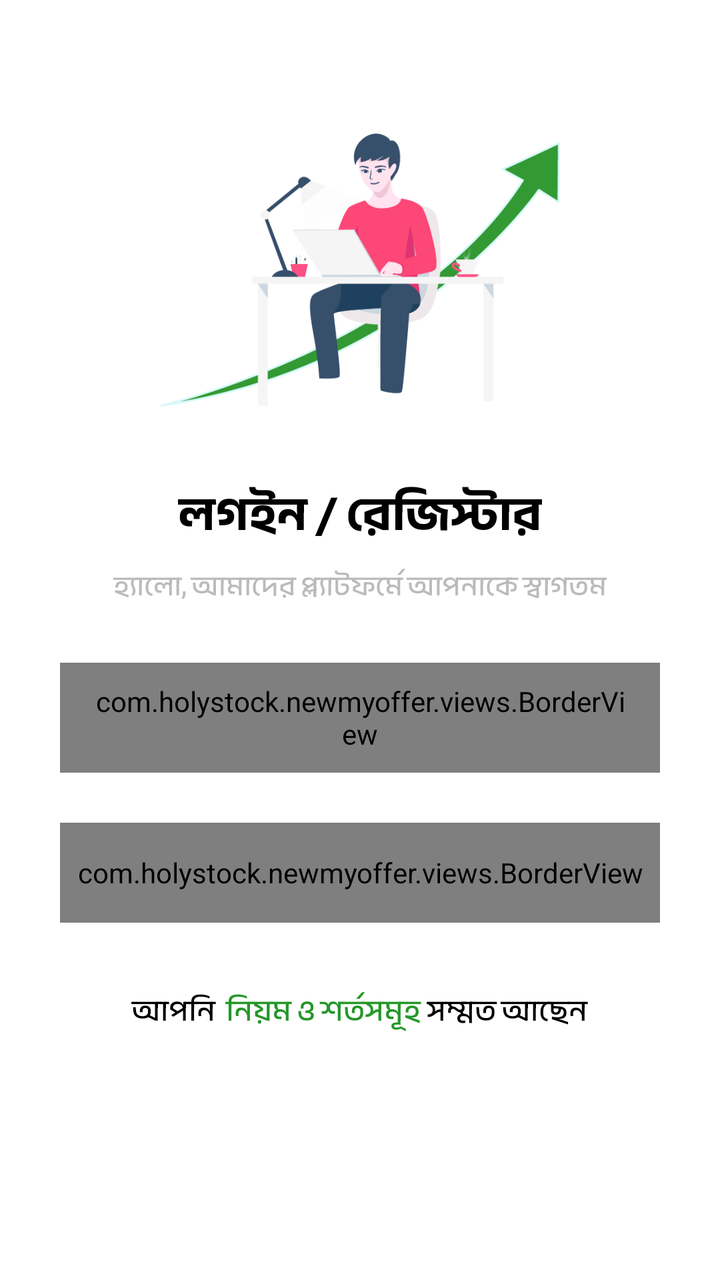
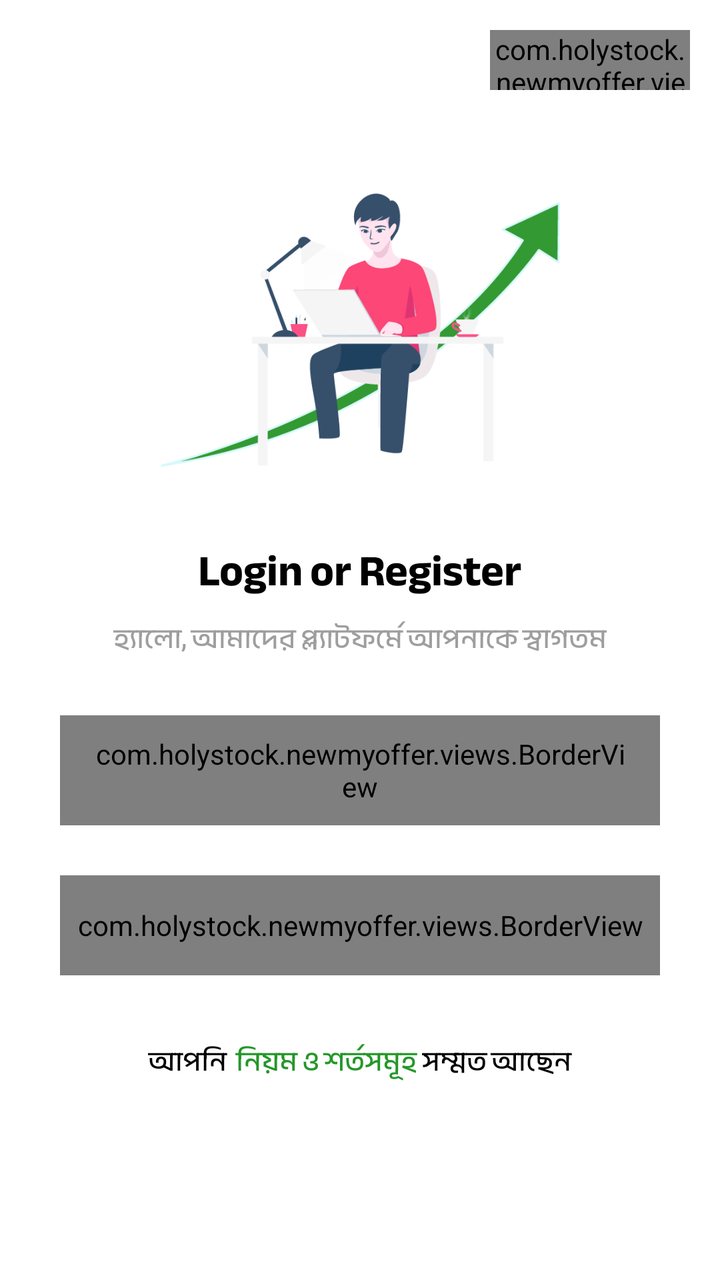

Screens rendered from an Android XML layout before and after an edit, with the pre-edit source and the edit as a unified diff.
<!-- AndroidManifest.xml: application theme Theme.NewMyOffer -->
<!-- res/layout/activity_login.xml -->
<?xml version="1.0" encoding="utf-8"?>
<RelativeLayout xmlns:android="http://schemas.android.com/apk/res/android"
    xmlns:app="http://schemas.android.com/apk/res-auto"
    xmlns:tools="http://schemas.android.com/tools"
    android:id="@+id/main"
    android:layout_width="match_parent"
    android:layout_height="match_parent"
    android:background="@color/primary"
    tools:context=".activity.login_or_signup.LoginActivity">


    <RelativeLayout
        android:layout_width="match_parent"
        android:layout_height="match_parent"
        android:background="@color/white"
        android:padding="@dimen/_15dp">

        <ImageView
            android:id="@+id/bg_img"
            android:layout_width="@dimen/_200dp"
            android:layout_height="200dp"
            android:layout_centerHorizontal="true"
            android:layout_marginHorizontal="@dimen/_20dp"
            android:layout_marginTop="@dimen/_20dp"
            android:src="@drawable/login_bg" />

        <TextView
            android:id="@+id/tvTitle"
            android:layout_width="wrap_content"
            android:layout_height="wrap_content"
            android:layout_below="@id/bg_img"
            android:layout_centerHorizontal="true"
            android:fontFamily="@font/bangla_bold"
            android:text="লগইন / রেজিস্টার"
            android:textColor="@color/black"
            android:textSize="@dimen/_24sp" />

        <TextView
            android:id="@+id/tvSubTitle"
            android:layout_width="wrap_content"
            android:layout_height="wrap_content"
            android:layout_below="@id/tvTitle"
            android:layout_centerHorizontal="true"
            android:fontFamily="@font/bangla_medium"
            android:text="হ্যালো, আমাদের প্ল্যাটফর্মে আপনাকে স্বাগতম"
            android:textColor="#bbb"
            android:textSize="@dimen/_14sp" />


        <com.holystock.newmyoffer.views.BorderView
            android:id="@+id/ed_view"
            android:layout_width="match_parent"
            android:layout_height="@dimen/_55dp"
            android:layout_below="@id/tvSubTitle"
            android:layout_marginHorizontal="@dimen/_15dp"
            android:layout_marginTop="@dimen/_25dp"
            android:paddingHorizontal="@dimen/_15dp"
            app:bgColor="@android:color/white"
            app:borderColor="@color/greyLight"
            app:borderWidth="@dimen/_1.5dp"
            app:cornerRadius="@dimen/_10dp">


            <TextView
                android:id="@+id/tv_bd"
                android:layout_width="wrap_content"
                android:layout_height="wrap_content"
                android:layout_centerVertical="true"
                android:background="@android:color/transparent"
                android:fontFamily="@font/bangla_medium"
                android:letterSpacing="0.05"
                android:textColor="@color/black"
                android:text="🇧🇩  +88"
                android:textSize="@dimen/_15sp" />

            <EditText
                android:textColor="@color/black"
                android:layout_width="match_parent"
                android:layout_height="match_parent"
                android:layout_centerVertical="true"
                android:layout_toEndOf="@+id/tv_bd"
                android:background="@android:color/transparent"
                android:fontFamily="@font/bangla_medium"
                android:hint="017xxxxxxxx"
                android:inputType="number"
                android:textColorHint="@color/grey"
                android:letterSpacing="0.05"
                android:maxLength="15"
                android:maxLines="1"
                android:textSize="@dimen/_15sp" />

        </com.holystock.newmyoffer.views.BorderView>

        <com.holystock.newmyoffer.views.BorderView
            android:id="@+id/nextBtn"
            android:layout_width="match_parent"
            android:layout_height="@dimen/_50dp"
            android:layout_below="@id/ed_view"
            android:layout_marginHorizontal="@dimen/_15dp"
            android:layout_marginTop="@dimen/_25dp"
            app:bgColor="@color/unselected"
            app:borderColor="@color/greyLight"
            app:borderWidth="@dimen/_0dp"
            app:cornerRadius="@dimen/_100dp">

            <TextView
                android:layout_width="match_parent"
                android:layout_height="wrap_content"
                android:layout_centerInParent="true"
                android:background="@android:color/transparent"
                android:fontFamily="@font/bangla_medium"
                android:gravity="center"
                android:text="পরবর্তী এগিয়ে যান"
                android:textColor="@color/white"
                android:textSize="@dimen/_14sp" />

        </com.holystock.newmyoffer.views.BorderView>

        <LinearLayout
            android:layout_width="match_parent"
            android:layout_height="wrap_content"
            android:layout_below="@id/nextBtn"
            android:layout_marginTop="@dimen/_30dp"
            android:gravity="center"
            android:orientation="horizontal">

            <TextView
                android:layout_width="wrap_content"
                android:layout_height="wrap_content"
                android:layout_centerHorizontal="true"
                android:fontFamily="@font/bangla_medium"
                android:text="আপনি "
                android:textColor="@color/black"
                android:textSize="@dimen/_15sp" />

            <TextView
                android:id="@+id/tvTerms"
                android:layout_width="wrap_content"
                android:layout_height="wrap_content"
                android:layout_centerHorizontal="true"
                android:fontFamily="@font/bangla_medium"
                android:text=" নিয়ম ও শর্তসমূহ "
                android:textColor="@color/primary"
                android:textSize="@dimen/_15sp" />

            <TextView
                android:layout_width="wrap_content"
                android:layout_height="wrap_content"
                android:layout_centerHorizontal="true"
                android:fontFamily="@font/bangla_medium"
                android:text="সম্মত আছেন"
                android:textColor="@color/black"
                android:textSize="@dimen/_15sp" />


        </LinearLayout>


    </RelativeLayout>

</RelativeLayout>
<!-- resources referenced by this layout -->
<resources>
  <color name="black">#FF000000</color>
  <color name="grey">#757575</color>
  <color name="greyLight">#D3D3D3</color>
  <color name="primary">#249728</color>
  <color name="unselected">#E8E8E8</color>
  <color name="white">#FFFFFFFF</color>
  <dimen name="_0dp">0dp</dimen>
  <dimen name="_1.5dp">1.5dp</dimen>
  <dimen name="_100dp">100.0dp</dimen>
  <dimen name="_10dp">10.0dp</dimen>
  <dimen name="_14sp">14.0sp</dimen>
  <dimen name="_15dp">15.0dp</dimen>
  <dimen name="_15sp">15.0sp</dimen>
  <dimen name="_200dp">200.0dp</dimen>
  <dimen name="_20dp">20.0dp</dimen>
  <dimen name="_24sp">24.0sp</dimen>
  <dimen name="_25dp">25.0dp</dimen>
  <dimen name="_30dp">30.0dp</dimen>
  <dimen name="_50dp">50.0dp</dimen>
  <dimen name="_55dp">55.0dp</dimen>
  <!-- drawable login_bg: png bitmap (drawable, 30608 bytes) -->
  <style name="Theme.NewMyOffer" parent="Base.Theme.NewMyOffer" />
  <style name="Base.Theme.NewMyOffer" parent="Theme.Material3.DayNight.NoActionBar">
          
           <item name="colorPrimary">@color/primary</item>
           <item name="colorSecondary">@color/primary</item>
      </style>
</resources>

<!-- the commit's change to res/layout/activity_login.xml (unified diff, before → after) -->
@@ -8,17 +8,33 @@
     android:background="@color/primary"
     tools:context=".activity.login_or_signup.LoginActivity">
 
-
     <RelativeLayout
         android:layout_width="match_parent"
         android:layout_height="match_parent"
         android:background="@color/white"
         android:padding="@dimen/_15dp">
 
+        <com.holystock.newmyoffer.views.LanguageToggleButton
+            android:id="@+id/languageToggle"
+            android:layout_width="@dimen/_100dp"
+            android:layout_height="@dimen/_30dp"
+            android:layout_alignParentTop="true"
+            android:layout_alignParentEnd="true"
+            app:lang_bg_color="@color/beautifulWhite"
+            app:lang_font_family="@font/bangla_medium"
+            app:lang_left_text="Eng"
+            app:lang_right_text="বাং"
+            app:lang_selector_color="@color/primary"
+            app:lang_selector_stroke_width="@dimen/_1.5dp"
+            app:lang_text_color_active="@color/black"
+            app:lang_text_color_inactive="@color/greyDark"
+            app:lang_text_size="@dimen/_titleSmall" />
+
         <ImageView
             android:id="@+id/bg_img"
             android:layout_width="@dimen/_200dp"
             android:layout_height="200dp"
+            android:layout_below="@id/languageToggle"
             android:layout_centerHorizontal="true"
             android:layout_marginHorizontal="@dimen/_20dp"
             android:layout_marginTop="@dimen/_20dp"
@@ -31,9 +47,10 @@
             android:layout_below="@id/bg_img"
             android:layout_centerHorizontal="true"
             android:fontFamily="@font/bangla_bold"
-            android:text="লগইন / রেজিস্টার"
+            android:text="@string/login_or_register"
+            app:langKey="login_or_register"
             android:textColor="@color/black"
-            android:textSize="@dimen/_24sp" />
+            android:textSize="@dimen/_titleLarge" />
 
         <TextView
             android:id="@+id/tvSubTitle"
@@ -43,8 +60,8 @@
             android:layout_centerHorizontal="true"
             android:fontFamily="@font/bangla_medium"
             android:text="হ্যালো, আমাদের প্ল্যাটফর্মে আপনাকে স্বাগতম"
-            android:textColor="#bbb"
-            android:textSize="@dimen/_14sp" />
+            android:textColor="@color/greyHint"
+            android:textSize="@dimen/_titleSmall" />
 
 
         <com.holystock.newmyoffer.views.BorderView
@@ -56,7 +73,7 @@
             android:layout_marginTop="@dimen/_25dp"
             android:paddingHorizontal="@dimen/_15dp"
             app:bgColor="@android:color/white"
-            app:borderColor="@color/greyLight"
+            app:borderColor="@color/greyBorder"
             app:borderWidth="@dimen/_1.5dp"
             app:cornerRadius="@dimen/_10dp">
 
@@ -69,12 +86,11 @@
                 android:background="@android:color/transparent"
                 android:fontFamily="@font/bangla_medium"
                 android:letterSpacing="0.05"
+                android:text="🇧🇩  +88"
                 android:textColor="@color/black"
-                android:text="🇧🇩  +88"
-                android:textSize="@dimen/_15sp" />
+                android:textSize="@dimen/_titleMedium" />
 
             <EditText
-                android:textColor="@color/black"
                 android:layout_width="match_parent"
                 android:layout_height="match_parent"
                 android:layout_centerVertical="true"
@@ -83,11 +99,12 @@
                 android:fontFamily="@font/bangla_medium"
                 android:hint="017xxxxxxxx"
                 android:inputType="number"
-                android:textColorHint="@color/grey"
                 android:letterSpacing="0.05"
                 android:maxLength="15"
                 android:maxLines="1"
-                android:textSize="@dimen/_15sp" />
+                android:textColor="@color/black"
+                android:textColorHint="@color/greyHint"
+                android:textSize="@dimen/_titleMedium" />
 
         </com.holystock.newmyoffer.views.BorderView>
 
@@ -131,7 +148,7 @@
                 android:fontFamily="@font/bangla_medium"
                 android:text="আপনি "
                 android:textColor="@color/black"
-                android:textSize="@dimen/_15sp" />
+                android:textSize="@dimen/_titleSmall" />
 
             <TextView
                 android:id="@+id/tvTerms"
@@ -141,7 +158,7 @@
                 android:fontFamily="@font/bangla_medium"
                 android:text=" নিয়ম ও শর্তসমূহ "
                 android:textColor="@color/primary"
-                android:textSize="@dimen/_15sp" />
+                android:textSize="@dimen/_titleSmall" />
 
             <TextView
                 android:layout_width="wrap_content"
@@ -150,7 +167,7 @@
                 android:fontFamily="@font/bangla_medium"
                 android:text="সম্মত আছেন"
                 android:textColor="@color/black"
-                android:textSize="@dimen/_15sp" />
+                android:textSize="@dimen/_titleSmall" />
 
 
         </LinearLayout>
<!-- resource entries referenced after the edit -->
@@ -1,7 +1,10 @@
 <!-- resources referenced by this layout -->
 <resources>
+  <color name="beautifulWhite">#F7F7F7</color>
   <color name="black">#FF000000</color>
-  <color name="grey">#757575</color>
+  <color name="greyBorder">#E0E0E0</color>
+  <color name="greyDark">#424242</color>
+  <color name="greyHint">#9E9E9E</color>
   <color name="greyLight">#D3D3D3</color>
   <color name="primary">#249728</color>
   <color name="unselected">#E8E8E8</color>
@@ -12,16 +15,20 @@
   <dimen name="_10dp">10.0dp</dimen>
   <dimen name="_14sp">14.0sp</dimen>
   <dimen name="_15dp">15.0dp</dimen>
-  <dimen name="_15sp">15.0sp</dimen>
   <dimen name="_200dp">200.0dp</dimen>
   <dimen name="_20dp">20.0dp</dimen>
-  <dimen name="_24sp">24.0sp</dimen>
   <dimen name="_25dp">25.0dp</dimen>
   <dimen name="_30dp">30.0dp</dimen>
   <dimen name="_50dp">50.0dp</dimen>
   <dimen name="_55dp">55.0dp</dimen>
+  <dimen name="_titleLarge">@dimen/_22sp</dimen>
+  <dimen name="_titleMedium">@dimen/_16sp</dimen>
+  <dimen name="_titleSmall">@dimen/_14sp</dimen>
   <!-- drawable login_bg: png bitmap (drawable, 30608 bytes) -->
+  <string name="login_or_register">Login or Register</string>
   <style name="Theme.NewMyOffer" parent="Base.Theme.NewMyOffer" />
+  <dimen name="_22sp">22.0sp</dimen>
+  <dimen name="_16sp">16.0sp</dimen>
   <style name="Base.Theme.NewMyOffer" parent="Theme.Material3.DayNight.NoActionBar">
           
            <item name="colorPrimary">@color/primary</item>
